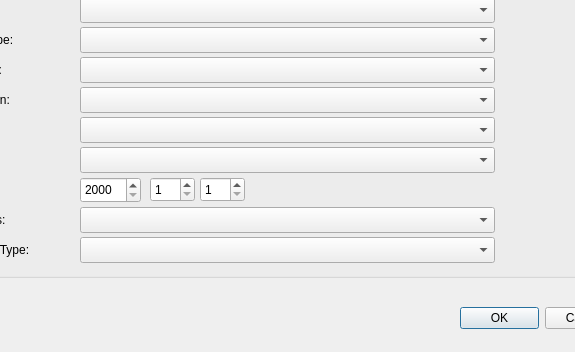
Old version of the form gui/generatetitle.ui in the repository mamay/OpenDCP; both pictures show x 90 to 665 and y 288 to 640 of the 750 by 640 pixel window.
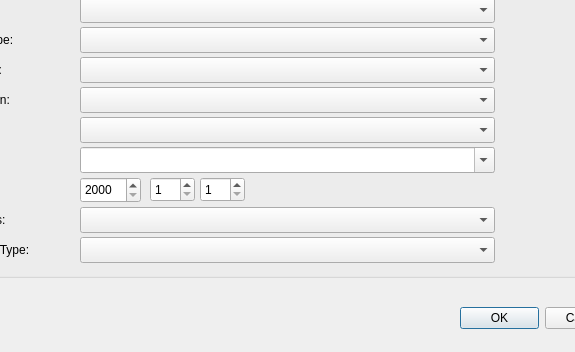
New version of the form.

Commit message: Make Facility field of title generator editable.

What changed in the file:
```diff
--- a/gui/generatetitle.ui
+++ b/gui/generatetitle.ui
@@ -603,6 +603,9 @@
       <family>Courier</family>
      </font>
     </property>
+    <property name="editable">
+     <bool>true</bool>
+    </property>
     <item>
      <property name="text">
       <string/>
```
Left out of the diff: 3 changed lines with no effect on the pictures. The commit also changes 1 other file.
